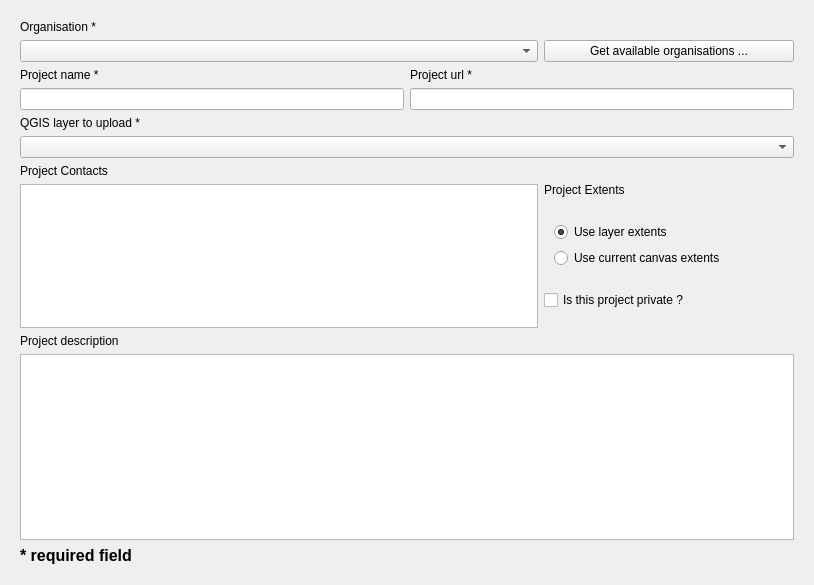
Old version of the form cadasta/gui/ui/wizard/step_project_creation01.ui in the repository Cadasta/cadasta-qgis-plugin.
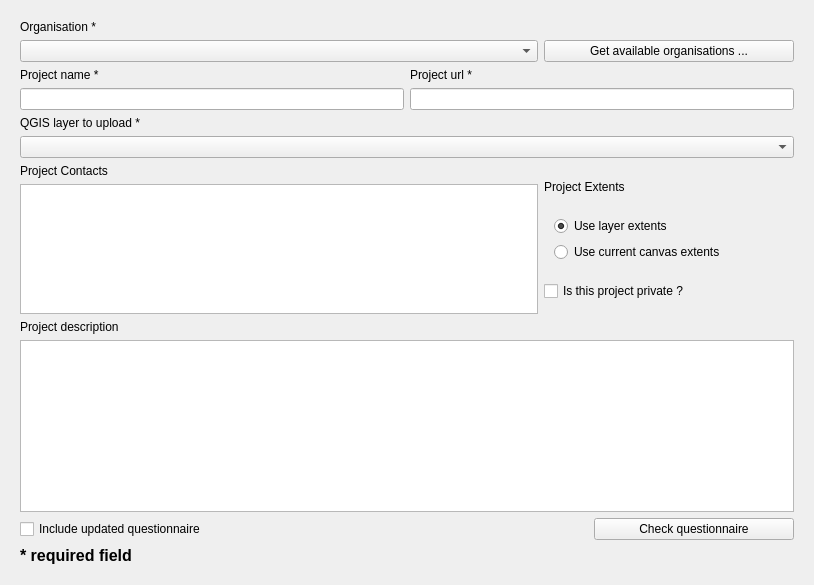
New version of the form. Custom widgets are drawn as their Qt base class.

```diff
--- a/cadasta/gui/ui/wizard/step_project_creation01.ui
+++ b/cadasta/gui/ui/wizard/step_project_creation01.ui
@@ -33,8 +33,8 @@
        <rect>
         <x>0</x>
         <y>0</y>
-        <width>790</width>
-        <height>561</height>
+        <width>796</width>
+        <height>567</height>
        </rect>
       </property>
       <layout class="QVBoxLayout" name="verticalLayout_12">
@@ -253,6 +253,36 @@
        <item>
         <widget class="QTextEdit" name="project_description_text"/>
        </item>
+       <item>
+        <layout class="QHBoxLayout" name="horizontalLayout_7">
+         <item>
+          <widget class="QCheckBox" name="questionnaire_radio_button">
+           <property name="text">
+            <string>Include updated questionnaire</string>
+           </property>
+          </widget>
+         </item>
+         <item>
+          <widget class="QPushButton" name="questionnaire_button">
+           <property name="minimumSize">
+            <size>
+             <width>200</width>
+             <height>0</height>
+            </size>
+           </property>
+           <property name="maximumSize">
+            <size>
+             <width>200</width>
+             <height>16777215</height>
+            </size>
+           </property>
+           <property name="text">
+            <string>Check questionnaire</string>
+           </property>
+          </widget>
+         </item>
+        </layout>
+       </item>
        <item>
         <widget class="QLabel" name="label_9">
          <property name="font">
```
